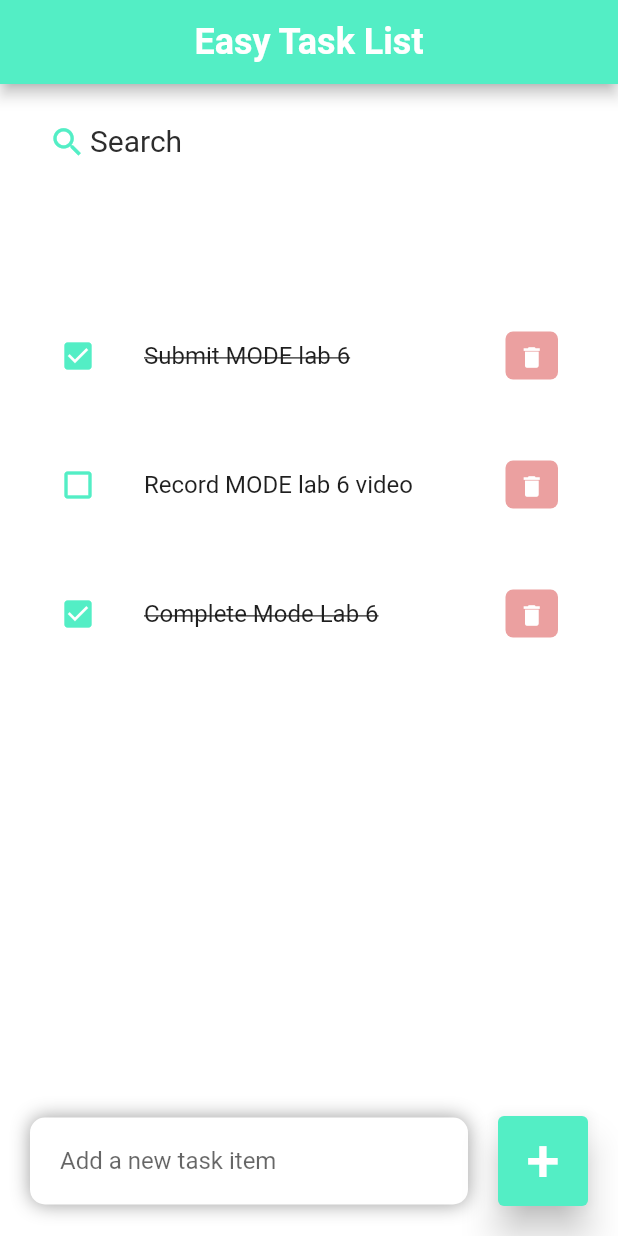
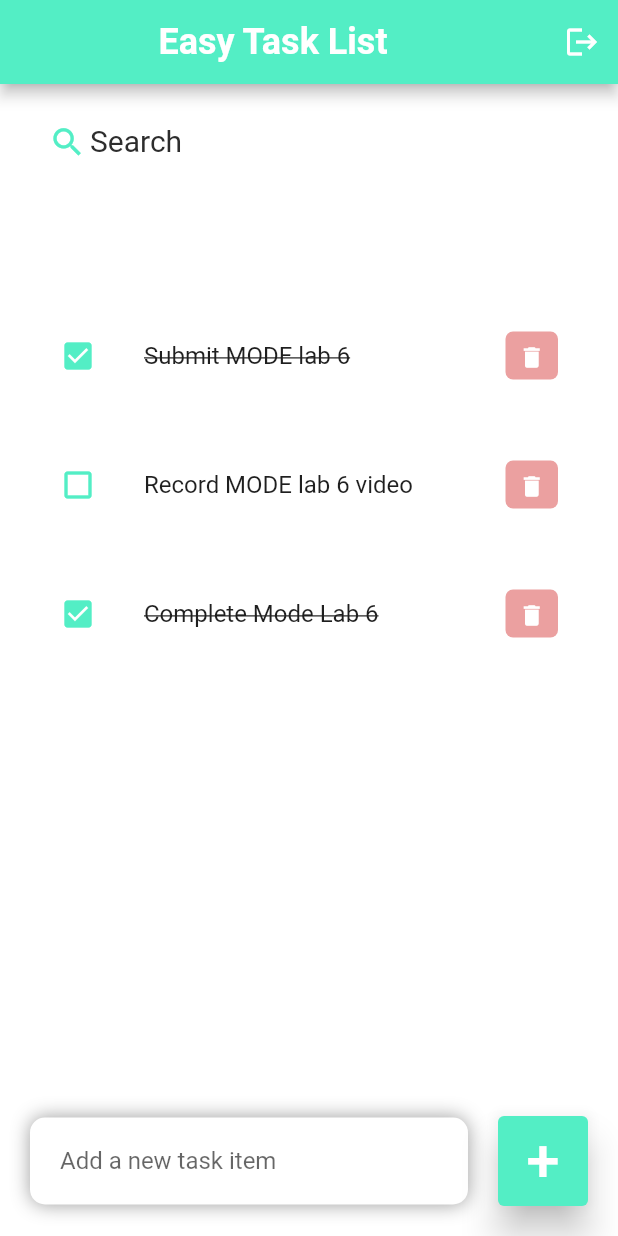
Before and after one commit to Tsukiyomi-Inari/easy_task_list, a Flutter app: the screen it shows once a user with an empty profile is signed in, after a tap on "Submit MODE lab 6", on a phone screen of 412 x 824 dp. Run offline on Flutter 3.47's test engine with Material 2 defaults, Android fonts, the phone set to English and light mode, and no system bars; our stand-ins replace cloud_firestore, firebase_auth, firebase_core; accounts and stored records are empty; generated files the repository leaves out were written again; network calls fail.

Commit message:
functioning anon login/logout

```diff
--- a/lib/screens/authenticate/sign_in.dart
+++ b/lib/screens/authenticate/sign_in.dart
@@ -9,7 +9,16 @@ class SignIn  extends StatefulWidget {
 }
 
 class _SignInState extends State<SignIn> {
+
   final AuthService _auth =  AuthService();
+
+  // Text field state
+  String email = '';
+  String password = '';
+
+  // show the password or not
+  bool _isObscure = true;
+
   @override
   Widget build(BuildContext context) {
     return Scaffold(
@@ -31,6 +40,7 @@ class _SignInState extends State<SignIn> {
 ),
   body: Container(
     padding: const EdgeInsets.symmetric(vertical: 20.0, horizontal: 50.0),
+   //Anon Sign In
     child: ElevatedButton(
       onPressed: () async {
         dynamic result = await _auth.signInAnon();
@@ -48,6 +58,53 @@ class _SignInState extends State<SignIn> {
       ),
       child: const Text('Sign In Anon',style: TextStyle(fontSize: 20),),
     ),
+    /*child: Form(
+      child: Column(
+        children:  <Widget>[
+          const SizedBox(height: 20.0),
+          TextFormField(
+            onChanged: (val) {
+              setState(() => email = val);
+            },
+            decoration: const InputDecoration(
+              hintText: 'E-mail',
+            ),
+          ),
+          const SizedBox(height: 20.0),
+          TextFormField(
+            obscureText: _isObscure,
+            onChanged: (val) {
+              setState(() => password = val);
+            },
+            decoration: InputDecoration(
+              hintText: 'Password',
+              suffixIcon: IconButton(
+                icon: Icon(
+                  _isObscure ? Icons.visibility_off : Icons.visibility),
+                onPressed: () {
+                  setState(() {
+                    _isObscure = !_isObscure;
+                  });
+                },
+              )
+            ),
+          ),
+          const SizedBox(height: 20.0),
+          ElevatedButton(
+          onPressed: ()async {
+            print(email );
+          },
+              style: ElevatedButton.styleFrom(
+              backgroundColor: todoMint,
+              minimumSize: const Size(60, 60),
+              elevation: 10),
+            child:const Text('Sign In',
+              style: TextStyle(fontSize: 20),
+            ),
+          )
+        ],
+      ),
+    ),*/
 ),
     );
   }
--- a/lib/screens/home/home.dart
+++ b/lib/screens/home/home.dart
@@ -1,20 +1,26 @@
+import 'package:easy_task_list/services/auth.dart';
 import 'package:flutter/material.dart';
 import 'package:easy_task_list/constants/colors.dart';
 import 'package:easy_task_list/widgets/task_item.dart';
-
 import '../../model/task.dart';
+import 'package:easy_task_list/services/auth.dart';
 
 class Home extends StatefulWidget {
   Home({Key? key}) : super(key: key);
 
   @override
   State<Home> createState() => _HomeState();
+
+
 }
 
 class _HomeState extends State<Home> {
   final taskList = Task.taskList();
   final _taskController = TextEditingController();
+
   List<Task> _foundTask = [];
+  final AuthService _auth = AuthService();
+
 
   @override
   void initState() {
@@ -150,6 +156,8 @@ class _HomeState extends State<Home> {
     });
   }
 
+
+
   //App Bar
   AppBar _buildAppBar() {
     return AppBar(
@@ -162,9 +170,16 @@ class _HomeState extends State<Home> {
           style: TextStyle(
             fontSize: 24,
             fontWeight: FontWeight.bold,
-          ),)
+          ),),
         ],
       ),
+      actions: <Widget>[
+        IconButton(
+            onPressed: () async{
+              await _auth.signOut();
+            },
+            icon: const Icon(Icons.logout),
+        )],
     );
   }
 
--- a/lib/screens/wrapper.dart
+++ b/lib/screens/wrapper.dart
@@ -10,7 +10,7 @@ class Wrapper extends StatelessWidget {
   @override
   Widget build(BuildContext context) {
 
-    final userModel = Provider.of<UserModel>(context);
+    final userModel = Provider.of<UserModel?>(context);
 
     if(userModel == null){
       return  Authenticate();
```
Also changed, not shown: lib/services/auth.dart (+9 -0 lines), lib/services/database.dart (added, +18 -0 lines).
